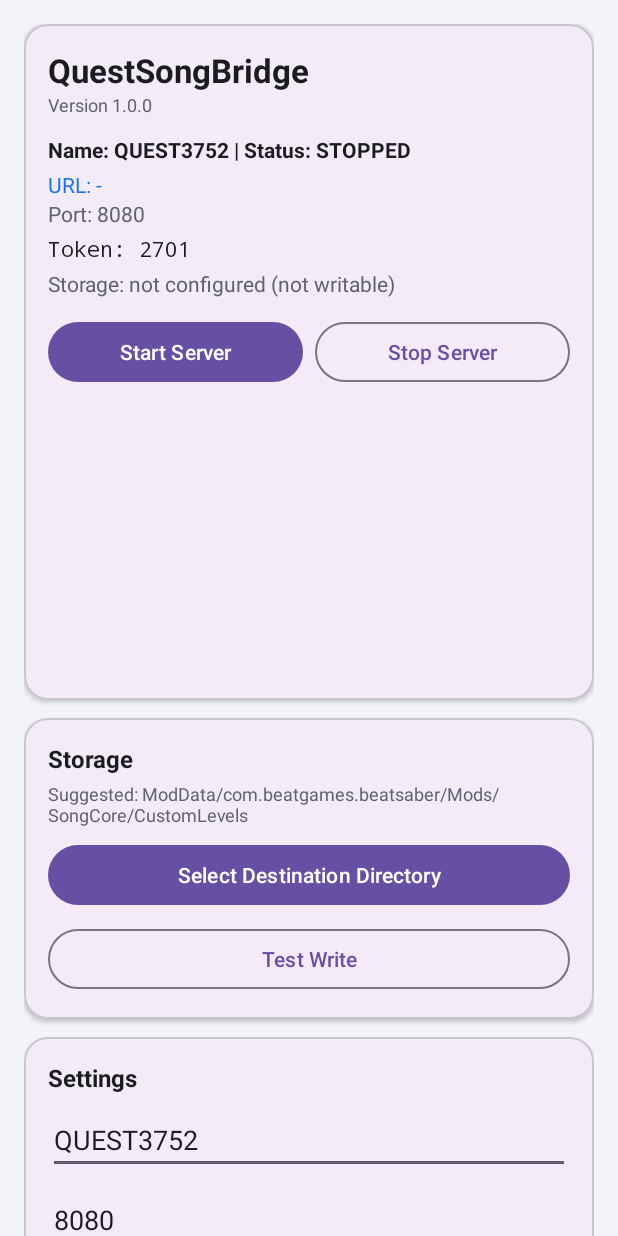
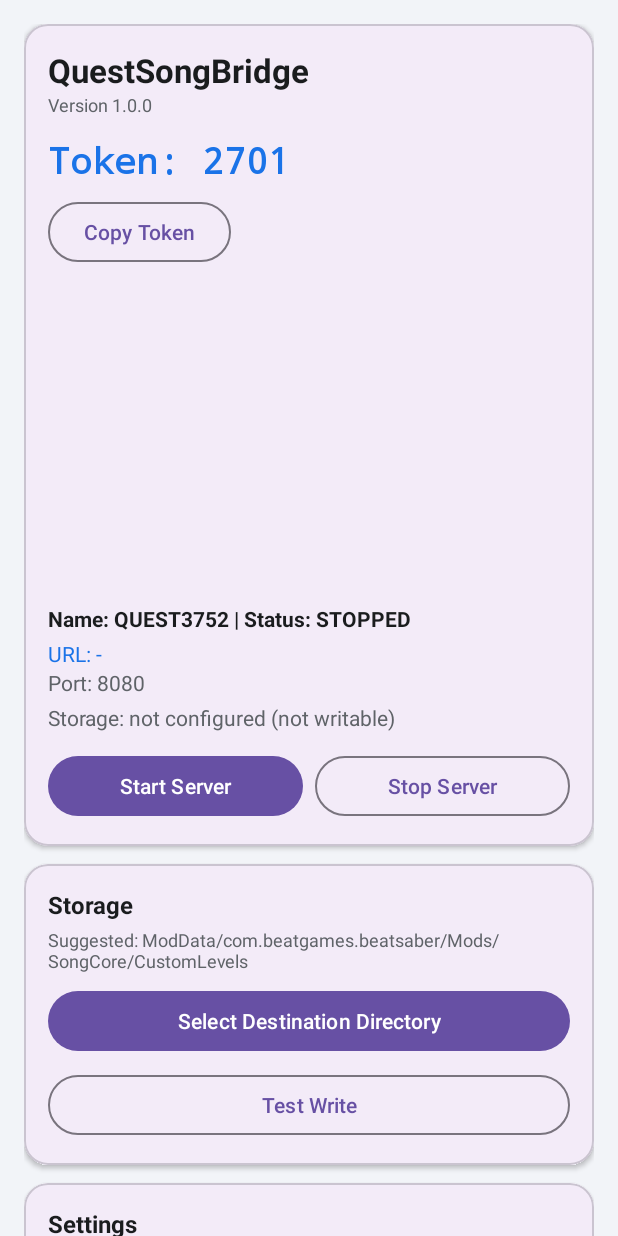
Before and after one commit to lemmingDev/QuestSongBridge, an Android app: the screen it shows after launch (MainActivity), on a phone screen of 412 x 824 dp. Run offline under Robolectric (Android 15) with nearby library versions, the phone set to English and light mode, and no system bars; 1 statement that could not run was skipped.

Commit message:
Make token more visible; add copy button

```diff
--- a/app/src/main/java/com/questsongbridge/app/MainActivity.kt
+++ b/app/src/main/java/com/questsongbridge/app/MainActivity.kt
@@ -1,5 +1,8 @@
 package com.questsongbridge.app
 
+import android.content.ClipData
+import android.content.ClipboardManager
+import android.content.Context
 import android.content.Intent
 import android.net.Uri
 import android.os.Bundle
@@ -65,6 +68,11 @@ class MainActivity : AppCompatActivity() {
             Settings.regenerateToken()
             ServerState.logMsg("Token regenerated")
             refresh()
+        }
+        findViewById<Button>(R.id.copyTokenBtn).setOnClickListener {
+            val cm = getSystemService(Context.CLIPBOARD_SERVICE) as ClipboardManager
+            cm.setPrimaryClip(ClipData.newPlainText("QuestSongBridge token", Settings.getToken()))
+            ServerState.logMsg("Token copied to clipboard")
         }
         findViewById<Button>(R.id.saveSettingsBtn).setOnClickListener { saveSettings() }
         findViewById<Button>(R.id.clearLogBtn).setOnClickListener {
--- a/app/src/main/res/layout/activity_main.xml
+++ b/app/src/main/res/layout/activity_main.xml
@@ -41,6 +41,33 @@
                     android:textColor="#5F6368" />
 
                 <TextView
+                    android:id="@+id/tokenText"
+                    android:layout_width="wrap_content"
+                    android:layout_height="wrap_content"
+                    android:paddingTop="12dp"
+                    android:text="Token: -"
+                    android:textSize="24sp"
+                    android:textStyle="bold"
+                    android:fontFamily="monospace"
+                    android:textColor="#1A73E8" />
+
+                <com.google.android.material.button.MaterialButton
+                    android:id="@+id/copyTokenBtn"
+                    android:layout_width="wrap_content"
+                    android:layout_height="wrap_content"
+                    android:layout_marginTop="8dp"
+                    style="@style/Widget.Material3.Button.OutlinedButton"
+                    android:text="Copy Token" />
+
+                <ImageView
+                    android:id="@+id/qrImage"
+                    android:layout_width="200dp"
+                    android:layout_height="200dp"
+                    android:layout_gravity="center"
+                    android:layout_marginTop="12dp"
+                    android:contentDescription="QR code" />
+
+                <TextView
                     android:id="@+id/statusText"
                     android:layout_width="wrap_content"
                     android:layout_height="wrap_content"
@@ -63,15 +90,6 @@
                     android:layout_height="wrap_content"
                     android:text="Port: 8080"
                     android:textColor="#5F6368" />
-
-                <TextView
-                    android:id="@+id/tokenText"
-                    android:layout_width="wrap_content"
-                    android:layout_height="wrap_content"
-                    android:paddingTop="4dp"
-                    android:text="Token: -"
-                    android:fontFamily="monospace"
-                    android:textColor="#1A1C1E" />
 
                 <TextView
                     android:id="@+id/storageText"
@@ -104,13 +122,6 @@
                         android:text="Stop Server" />
                 </LinearLayout>
 
-                <ImageView
-                    android:id="@+id/qrImage"
-                    android:layout_width="180dp"
-                    android:layout_height="180dp"
-                    android:layout_gravity="center"
-                    android:layout_marginTop="12dp"
-                    android:contentDescription="QR code" />
             </LinearLayout>
         </com.google.android.material.card.MaterialCardView>
 
```
